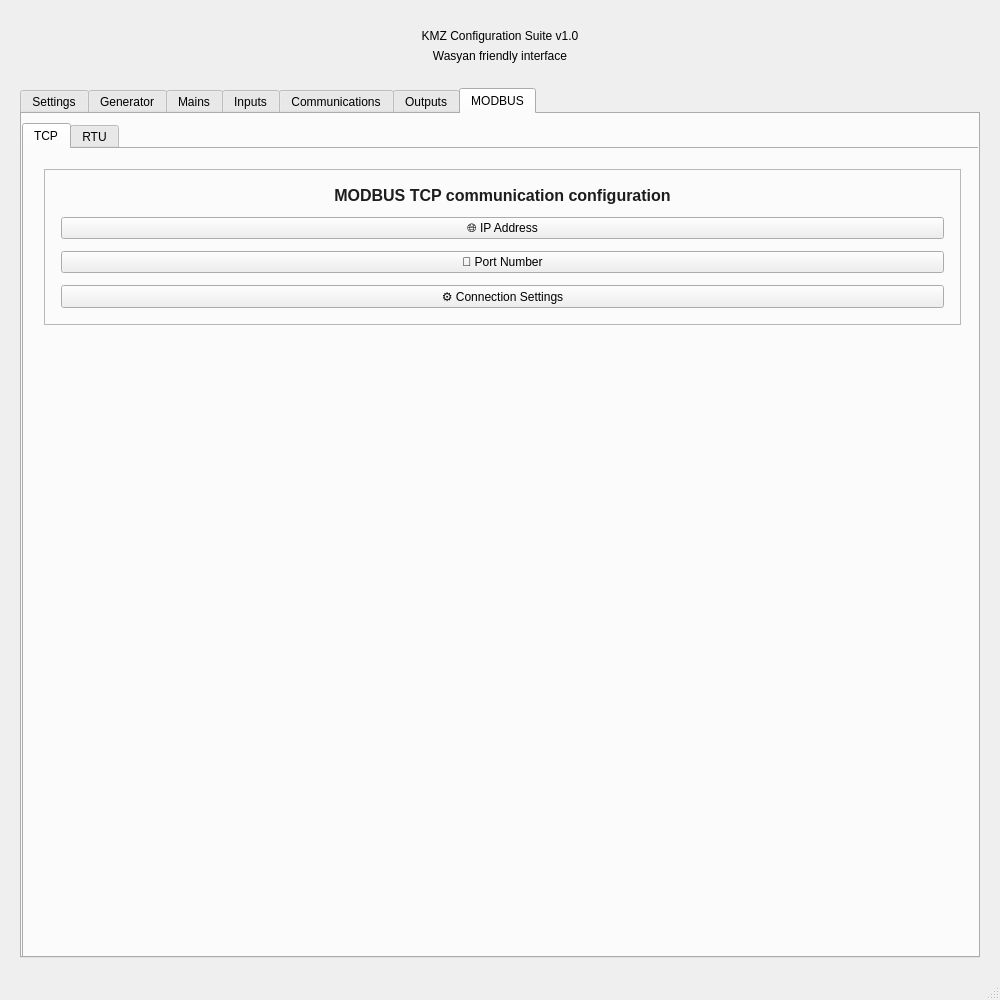
This is app2/mainwindow.ui in Millyvolt/qt_cursor_app_2 as Qt 5 draws it before an edit. The edited form follows.
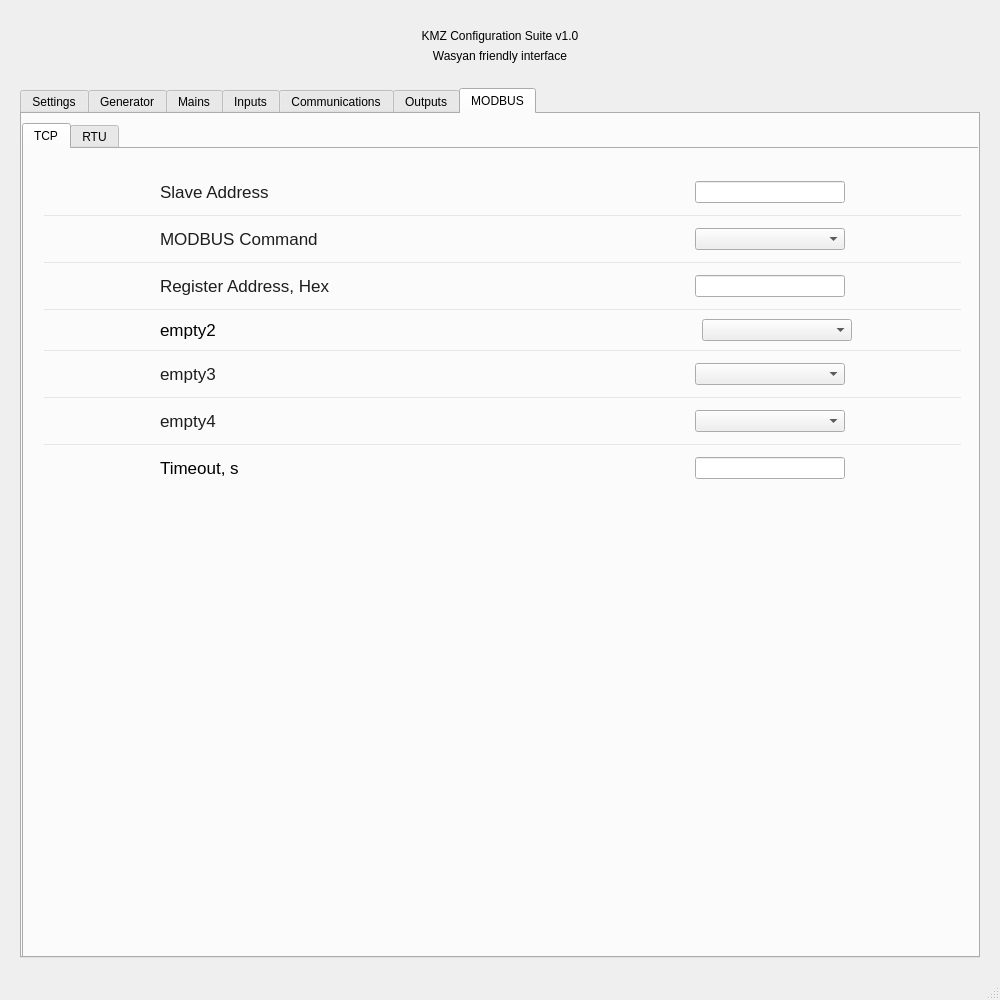
This is the edited form. The open tabs and pages were chosen to show the change.

Diff of the .ui file:
```diff
--- a/app2/mainwindow.ui
+++ b/app2/mainwindow.ui
@@ -3547,75 +3547,742 @@
           </property>
           <item>
            <widget class="QFrame" name="card_tcp">
-            <property name="styleSheet">
-             <string notr="true"/>
-            </property>
-            <property name="frameShape">
-             <enum>QFrame::StyledPanel</enum>
-            </property>
-            <property name="frameShadow">
-             <enum>QFrame::Raised</enum>
-            </property>
             <layout class="QVBoxLayout" name="card_tcpLayout">
              <property name="spacing">
-              <number>12</number>
+              <number>0</number>
              </property>
              <property name="leftMargin">
-              <number>16</number>
+              <number>0</number>
              </property>
              <property name="topMargin">
-              <number>16</number>
+              <number>0</number>
              </property>
              <property name="rightMargin">
-              <number>16</number>
+              <number>0</number>
              </property>
              <property name="bottomMargin">
-              <number>16</number>
+              <number>0</number>
              </property>
              <item>
-              <widget class="QLabel" name="description_tcp">
+              <widget class="QFrame" name="ios_row_tcp_input">
+               <layout class="QHBoxLayout" name="ios_row_tcp_input_layout">
+                <property name="leftMargin">
+                 <number>16</number>
+                </property>
+                <property name="topMargin">
+                 <number>12</number>
+                </property>
+                <property name="rightMargin">
+                 <number>16</number>
+                </property>
+                <property name="bottomMargin">
+                 <number>12</number>
+                </property>
+                <item>
+                 <spacer name="horizontalSpacer_tcp_2">
+                  <property name="orientation">
+                   <enum>Qt::Horizontal</enum>
+                  </property>
+                  <property name="sizeType">
+                   <enum>QSizePolicy::Fixed</enum>
+                  </property>
+                  <property name="sizeHint" stdset="0">
+                   <size>
+                    <width>100</width>
+                    <height>20</height>
+                   </size>
+                  </property>
+                 </spacer>
+                </item>
+                <item>
+                 <widget class="QLabel" name="label_tcp_input">
+                  <property name="styleSheet">
+                   <string>font-size: 17px; color: #1d1d1f;</string>
+                  </property>
+                  <property name="text">
+                   <string>Slave Address</string>
+                  </property>
+                 </widget>
+                </item>
+                <item>
+                 <spacer name="horizontalSpacer_tcp_input">
+                  <property name="orientation">
+                   <enum>Qt::Horizontal</enum>
+                  </property>
+                  <property name="sizeHint" stdset="0">
+                   <size>
+                    <width>40</width>
+                    <height>20</height>
+                   </size>
+                  </property>
+                 </spacer>
+                </item>
+                <item>
+                 <widget class="QLineEdit" name="lineEdit_tcp_SlaveAddress">
+                  <property name="sizePolicy">
+                   <sizepolicy hsizetype="Fixed" vsizetype="Fixed">
+                    <horstretch>0</horstretch>
+                    <verstretch>0</verstretch>
+                   </sizepolicy>
+                  </property>
+                  <property name="minimumSize">
+                   <size>
+                    <width>150</width>
+                    <height>0</height>
+                   </size>
+                  </property>
+                  <property name="text">
+                   <string/>
+                  </property>
+                  <property name="alignment">
+                   <set>Qt::AlignLeading|Qt::AlignLeft|Qt::AlignVCenter</set>
+                  </property>
+                 </widget>
+                </item>
+                <item>
+                 <spacer name="horizontalSpacer_tcp">
+                  <property name="orientation">
+                   <enum>Qt::Horizontal</enum>
+                  </property>
+                  <property name="sizeType">
+                   <enum>QSizePolicy::Fixed</enum>
+                  </property>
+                  <property name="sizeHint" stdset="0">
+                   <size>
+                    <width>100</width>
+                    <height>20</height>
+                   </size>
+                  </property>
+                 </spacer>
+                </item>
+               </layout>
+              </widget>
+             </item>
+             <item>
+              <widget class="QFrame" name="ios_separator_tcp_1">
                <property name="styleSheet">
-                <string notr="true">font-size: 16px; color: #1d1d1f; font-weight: 500;</string>
+                <string>background-color: #e5e5ea; border: none; max-height: 1px;</string>
                </property>
-               <property name="text">
-                <string>MODBUS TCP communication configuration</string>
+               <property name="frameShape">
+                <enum>QFrame::HLine</enum>
                </property>
-               <property name="alignment">
-                <set>Qt::AlignCenter</set>
+               <property name="frameShadow">
+                <enum>QFrame::Sunken</enum>
                </property>
-               <property name="wordWrap">
-                <bool>true</bool>
+              </widget>
+             </item>
+             <item>
+              <widget class="QFrame" name="ios_row_tcp_function">
+               <layout class="QHBoxLayout" name="ios_row_tcp_function_layout">
+                <property name="leftMargin">
+                 <number>16</number>
+                </property>
+                <property name="topMargin">
+                 <number>12</number>
+                </property>
+                <property name="rightMargin">
+                 <number>16</number>
+                </property>
+                <property name="bottomMargin">
+                 <number>12</number>
+                </property>
+                <item>
+                 <spacer name="horizontalSpacer_tcp_3">
+                  <property name="orientation">
+                   <enum>Qt::Horizontal</enum>
+                  </property>
+                  <property name="sizeType">
+                   <enum>QSizePolicy::Fixed</enum>
+                  </property>
+                  <property name="sizeHint" stdset="0">
+                   <size>
+                    <width>100</width>
+                    <height>20</height>
+                   </size>
+                  </property>
+                 </spacer>
+                </item>
+                <item>
+                 <widget class="QLabel" name="label_tcp_function">
+                  <property name="styleSheet">
+                   <string>font-size: 17px; color: #1d1d1f;</string>
+                  </property>
+                  <property name="text">
+                   <string>MODBUS Command</string>
+                  </property>
+                 </widget>
+                </item>
+                <item>
+                 <spacer name="horizontalSpacer_tcp_function">
+                  <property name="orientation">
+                   <enum>Qt::Horizontal</enum>
+                  </property>
+                  <property name="sizeHint" stdset="0">
+                   <size>
+                    <width>40</width>
+                    <height>20</height>
+                   </size>
+                  </property>
+                 </spacer>
+                </item>
+                <item>
+                 <widget class="QComboBox" name="cBox_MODBUSCommand">
+                  <property name="sizePolicy">
+                   <sizepolicy hsizetype="Fixed" vsizetype="Fixed">
+                    <horstretch>0</horstretch>
+                    <verstretch>0</verstretch>
+                   </sizepolicy>
+                  </property>
+                  <property name="minimumSize">
+                   <size>
+                    <width>150</width>
+                    <height>0</height>
+                   </size>
+                  </property>
+                 </widget>
+                </item>
+                <item>
+                 <spacer name="horizontalSpacer_tcp_4">
+                  <property name="orientation">
+                   <enum>Qt::Horizontal</enum>
+                  </property>
+                  <property name="sizeType">
+                   <enum>QSizePolicy::Fixed</enum>
+                  </property>
+                  <property name="sizeHint" stdset="0">
+                   <size>
+                    <width>100</width>
+                    <height>20</height>
+                   </size>
+                  </property>
+                 </spacer>
+                </item>
+               </layout>
+              </widget>
+             </item>
+             <item>
+              <widget class="QFrame" name="ios_separator_tcp_2">
+               <property name="styleSheet">
+                <string>background-color: #e5e5ea; border: none; max-height: 1px;</string>
                </property>
+               <property name="frameShape">
+                <enum>QFrame::HLine</enum>
+               </property>
+               <property name="frameShadow">
+                <enum>QFrame::Sunken</enum>
+               </property>
               </widget>
              </item>
              <item>
-              <widget class="QPushButton" name="pushButton_tcp_1">
+              <widget class="QFrame" name="ios_row_tcp_polarity">
+               <layout class="QHBoxLayout" name="ios_row_tcp_polarity_layout">
+                <property name="leftMargin">
+                 <number>16</number>
+                </property>
+                <property name="topMargin">
+                 <number>12</number>
+                </property>
+                <property name="rightMargin">
+                 <number>16</number>
+                </property>
+                <property name="bottomMargin">
+                 <number>12</number>
+                </property>
+                <item>
+                 <spacer name="horizontalSpacer_tcp_5">
+                  <property name="orientation">
+                   <enum>Qt::Horizontal</enum>
+                  </property>
+                  <property name="sizeType">
+                   <enum>QSizePolicy::Fixed</enum>
+                  </property>
+                  <property name="sizeHint" stdset="0">
+                   <size>
+                    <width>100</width>
+                    <height>20</height>
+                   </size>
+                  </property>
+                 </spacer>
+                </item>
+                <item>
+                 <widget class="QLabel" name="label_tcp_polarity">
+                  <property name="styleSheet">
+                   <string>font-size: 17px; color: #1d1d1f;</string>
+                  </property>
+                  <property name="text">
+                   <string>Register Address, Hex</string>
+                  </property>
+                 </widget>
+                </item>
+                <item>
+                 <spacer name="horizontalSpacer_tcp_polarity">
+                  <property name="orientation">
+                   <enum>Qt::Horizontal</enum>
+                  </property>
+                  <property name="sizeHint" stdset="0">
+                   <size>
+                    <width>40</width>
+                    <height>20</height>
+                   </size>
+                  </property>
+                 </spacer>
+                </item>
+                <item>
+                 <widget class="QLineEdit" name="lEdit_MB_Register_Address">
+                  <property name="sizePolicy">
+                   <sizepolicy hsizetype="Fixed" vsizetype="Fixed">
+                    <horstretch>0</horstretch>
+                    <verstretch>0</verstretch>
+                   </sizepolicy>
+                  </property>
+                  <property name="minimumSize">
+                   <size>
+                    <width>150</width>
+                    <height>0</height>
+                   </size>
+                  </property>
+                 </widget>
+                </item>
+                <item>
+                 <spacer name="horizontalSpacer_tcp_6">
+                  <property name="orientation">
+                   <enum>Qt::Horizontal</enum>
+                  </property>
+                  <property name="sizeType">
+                   <enum>QSizePolicy::Fixed</enum>
+                  </property>
+                  <property name="sizeHint" stdset="0">
+                   <size>
+                    <width>100</width>
+                    <height>20</height>
+                   </size>
+                  </property>
+                 </spacer>
+                </item>
+               </layout>
+              </widget>
+             </item>
+             <item>
+              <widget class="QFrame" name="ios_separator_tcp_3">
                <property name="styleSheet">
-                <string notr="true"/>
+                <string>background-color: #e5e5ea; border: none; max-height: 1px;</string>
                </property>
-               <property name="text">
-                <string>🌐 IP Address</string>
+               <property name="frameShape">
+                <enum>QFrame::HLine</enum>
                </property>
+               <property name="frameShadow">
+                <enum>QFrame::Sunken</enum>
+               </property>
               </widget>
              </item>
              <item>
-              <widget class="QPushButton" name="pushButton_tcp_2">
+              <widget class="QFrame" name="ios_row_tcp_action">
+               <layout class="QHBoxLayout" name="ios_row_tcp_action_layout">
+                <property name="leftMargin">
+                 <number>16</number>
+                </property>
+                <item>
+                 <spacer name="horizontalSpacer_tcp_7">
+                  <property name="orientation">
+                   <enum>Qt::Horizontal</enum>
+                  </property>
+                  <property name="sizeType">
+                   <enum>QSizePolicy::Fixed</enum>
+                  </property>
+                  <property name="sizeHint" stdset="0">
+                   <size>
+                    <width>100</width>
+                    <height>20</height>
+                   </size>
+                  </property>
+                 </spacer>
+                </item>
+                <item>
+                 <widget class="QLabel" name="label_tcp_action">
+                  <property name="styleSheet">
+                   <string>font-size: 17px; color: #1d1f;</string>
+                  </property>
+                  <property name="text">
+                   <string>empty2</string>
+                  </property>
+                 </widget>
+                </item>
+                <item>
+                 <spacer name="horizontalSpacer_tcp_action">
+                  <property name="orientation">
+                   <enum>Qt::Horizontal</enum>
+                  </property>
+                  <property name="sizeHint" stdset="0">
+                   <size>
+                    <width>40</width>
+                    <height>20</height>
+                   </size>
+                  </property>
+                 </spacer>
+                </item>
+                <item>
+                 <widget class="QComboBox" name="comboBox_tcp_Mode">
+                  <property name="sizePolicy">
+                   <sizepolicy hsizetype="Fixed" vsizetype="Fixed">
+                    <horstretch>0</horstretch>
+                    <verstretch>0</verstretch>
+                   </sizepolicy>
+                  </property>
+                  <property name="minimumSize">
+                   <size>
+                    <width>150</width>
+                    <height>0</height>
+                   </size>
+                  </property>
+                  <property name="styleSheet">
+                   <string notr="true"/>
+                  </property>
+                  <property name="currentText">
+                   <string/>
+                  </property>
+                 </widget>
+                </item>
+                <item>
+                 <spacer name="horizontalSpacer_tcp_11">
+                  <property name="orientation">
+                   <enum>Qt::Horizontal</enum>
+                  </property>
+                  <property name="sizeType">
+                   <enum>QSizePolicy::Fixed</enum>
+                  </property>
+                  <property name="sizeHint" stdset="0">
+                   <size>
+                    <width>100</width>
+                    <height>20</height>
+                   </size>
+                  </property>
+                 </spacer>
+                </item>
+               </layout>
+              </widget>
+             </item>
+             <item>
+              <widget class="QFrame" name="ios_separator_tcp_4">
                <property name="styleSheet">
-                <string notr="true"/>
+                <string>background-color: #e5e5ea; border: none; max-height: 1px;</string>
                </property>
-               <property name="text">
-                <string>🔌 Port Number</string>
+               <property name="frameShape">
+                <enum>QFrame::HLine</enum>
                </property>
+               <property name="frameShadow">
+                <enum>QFrame::Sunken</enum>
+               </property>
               </widget>
              </item>
              <item>
-              <widget class="QPushButton" name="pushButton_tcp_3">
+              <widget class="QFrame" name="ios_row_tcp_arming">
+               <layout class="QHBoxLayout" name="ios_row_tcp_arming_layout">
+                <property name="leftMargin">
+                 <number>16</number>
+                </property>
+                <property name="topMargin">
+                 <number>12</number>
+                </property>
+                <property name="rightMargin">
+                 <number>16</number>
+                </property>
+                <property name="bottomMargin">
+                 <number>12</number>
+                </property>
+                <item>
+                 <spacer name="horizontalSpacer_tcp_8">
+                  <property name="orientation">
+                   <enum>Qt::Horizontal</enum>
+                  </property>
+                  <property name="sizeType">
+                   <enum>QSizePolicy::Fixed</enum>
+                  </property>
+                  <property name="sizeHint" stdset="0">
+                   <size>
+                    <width>100</width>
+                    <height>20</height>
+                   </size>
+                  </property>
+                 </spacer>
+                </item>
+                <item>
+                 <widget class="QLabel" name="label_tcp_arming">
+                  <property name="styleSheet">
+                   <string>font-size: 17px; color: #1d1d1f;</string>
+                  </property>
+                  <property name="text">
+                   <string>empty3</string>
+                  </property>
+                 </widget>
+                </item>
+                <item>
+                 <spacer name="horizontalSpacer_tcp_arming">
+                  <property name="orientation">
+                   <enum>Qt::Horizontal</enum>
+                  </property>
+                  <property name="sizeHint" stdset="0">
+                   <size>
+                    <width>40</width>
+                    <height>20</height>
+                   </size>
+                  </property>
+                 </spacer>
+                </item>
+                <item>
+                 <widget class="QComboBox" name="comboBox_tcp_Status">
+                  <property name="sizePolicy">
+                   <sizepolicy hsizetype="Fixed" vsizetype="Fixed">
+                    <horstretch>0</horstretch>
+                    <verstretch>0</verstretch>
+                   </sizepolicy>
+                  </property>
+                  <property name="minimumSize">
+                   <size>
+                    <width>150</width>
+                    <height>0</height>
+                   </size>
+                  </property>
+                  <property name="styleSheet">
+                   <string notr="true"/>
+                  </property>
+                  <property name="currentText">
+                   <string/>
+                  </property>
+                 </widget>
+                </item>
+                <item>
+                 <spacer name="horizontalSpacer_tcp_12">
+                  <property name="orientation">
+                   <enum>Qt::Horizontal</enum>
+                  </property>
+                  <property name="sizeType">
+                   <enum>QSizePolicy::Fixed</enum>
+                  </property>
+                  <property name="sizeHint" stdset="0">
+                   <size>
+                    <width>100</width>
+                    <height>20</height>
+                   </size>
+                  </property>
+                 </spacer>
+                </item>
+               </layout>
+              </widget>
+             </item>
+             <item>
+              <widget class="QFrame" name="ios_separator_tcp_5">
                <property name="styleSheet">
-                <string notr="true"/>
+                <string>background-color: #e5e5ea; border: none; max-height: 1px;</string>
                </property>
-               <property name="text">
-                <string>⚙️ Connection Settings</string>
+               <property name="frameShape">
+                <enum>QFrame::HLine</enum>
                </property>
+               <property name="frameShadow">
+                <enum>QFrame::Sunken</enum>
+               </property>
+              </widget>
+             </item>
+             <item>
+              <widget class="QFrame" name="ios_row_tcp_lcd">
+               <layout class="QHBoxLayout" name="ios_row_tcp_lcd_layout">
+                <property name="leftMargin">
+                 <number>16</number>
+                </property>
+                <property name="topMargin">
+                 <number>12</number>
+                </property>
+                <property name="rightMargin">
+                 <number>16</number>
+                </property>
+                <property name="bottomMargin">
+                 <number>12</number>
+                </property>
+                <item>
+                 <spacer name="horizontalSpacer_tcp_9">
+                  <property name="orientation">
+                   <enum>Qt::Horizontal</enum>
+                  </property>
+                  <property name="sizeType">
+                   <enum>QSizePolicy::Fixed</enum>
+                  </property>
+                  <property name="sizeHint" stdset="0">
+                   <size>
+                    <width>100</width>
+                    <height>20</height>
+                   </size>
+                  </property>
+                 </spacer>
+                </item>
+                <item>
+                 <widget class="QLabel" name="label_tcp_lcd">
+                  <property name="styleSheet">
+                   <string>font-size: 17px; color: #1d1d1f;</string>
+                  </property>
+                  <property name="text">
+                   <string>empty4</string>
+                  </property>
+                 </widget>
+                </item>
+                <item>
+                 <spacer name="horizontalSpacer_tcp_lcd">
+                  <property name="orientation">
+                   <enum>Qt::Horizontal</enum>
+                  </property>
+                  <property name="sizeHint" stdset="0">
+                   <size>
+                    <width>40</width>
+                    <height>20</height>
+                   </size>
+                  </property>
+                 </spacer>
+                </item>
+                <item>
+                 <widget class="QComboBox" name="comboBox_tcp_Timeout">
+                  <property name="sizePolicy">
+                   <sizepolicy hsizetype="Fixed" vsizetype="Fixed">
+                    <horstretch>0</horstretch>
+                    <verstretch>0</verstretch>
+                   </sizepolicy>
+                  </property>
+                  <property name="minimumSize">
+                   <size>
+                    <width>150</width>
+                    <height>0</height>
+                   </size>
+                  </property>
+                  <property name="styleSheet">
+                   <string notr="true"/>
+                  </property>
+                  <property name="currentText">
+                   <string/>
+                  </property>
+                 </widget>
+                </item>
+                <item>
+                 <spacer name="horizontalSpacer_tcp_13">
+                  <property name="orientation">
+                   <enum>Qt::Horizontal</enum>
+                  </property>
+                  <property name="sizeType">
+                   <enum>QSizePolicy::Fixed</enum>
+                  </property>
+                  <property name="sizeHint" stdset="0">
+                   <size>
+                    <width>100</width>
+                    <height>20</height>
+                   </size>
+                  </property>
+                 </spacer>
+                </item>
+               </layout>
+              </widget>
+             </item>
+             <item>
+              <widget class="QFrame" name="ios_separator_tcp_6">
+               <property name="styleSheet">
+                <string>background-color: #e5e5ea; border: none; max-height: 1px;</string>
+               </property>
+               <property name="frameShape">
+                <enum>QFrame::HLine</enum>
+               </property>
+               <property name="frameShadow">
+                <enum>QFrame::Sunken</enum>
+               </property>
+              </widget>
+             </item>
+             <item>
+              <widget class="QFrame" name="ios_row_tcp_activation">
+               <layout class="QHBoxLayout" name="ios_row_tcp_activation_layout">
+                <property name="leftMargin">
+                 <number>16</number>
+                </property>
+                <property name="topMargin">
+                 <number>12</number>
+                </property>
+                <property name="rightMargin">
+                 <number>16</number>
+                </property>
+                <property name="bottomMargin">
+                 <number>12</number>
+                </property>
+                <item>
+                 <spacer name="horizontalSpacer_tcp_10">
+                  <property name="orientation">
+                   <enum>Qt::Horizontal</enum>
+                  </property>
+                  <property name="sizeType">
+                   <enum>QSizePolicy::Fixed</enum>
+                  </property>
+                  <property name="sizeHint" stdset="0">
+                   <size>
+                    <width>100</width>
+                    <height>20</height>
+                   </size>
+                  </property>
+                 </spacer>
+                </item>
+                <item>
+                 <widget class="QLabel" name="label_tcp_activation">
+                  <property name="styleSheet">
+                   <string>font-size: 17px; color: #1d1f;</string>
+                  </property>
+                  <property name="text">
+                   <string>Timeout, s</string>
+                  </property>
+                 </widget>
+                </item>
+                <item>
+                 <spacer name="horizontalSpacer_tcp_activation">
+                  <property name="orientation">
+                   <enum>Qt::Horizontal</enum>
+                  </property>
+                  <property name="sizeHint" stdset="0">
+                   <size>
+                    <width>40</width>
+                    <height>20</height>
+                   </size>
+                  </property>
+                 </spacer>
+                </item>
+                <item>
+                 <widget class="QLineEdit" name="lineEdit_tcp_Timeout">
+                  <property name="sizePolicy">
+                   <sizepolicy hsizetype="Fixed" vsizetype="Fixed">
+                    <horstretch>0</horstretch>
+                    <verstretch>0</verstretch>
+                   </sizepolicy>
+                  </property>
+                  <property name="minimumSize">
+                   <size>
+                    <width>150</width>
+                    <height>0</height>
+                   </size>
+                  </property>
+                  <property name="text">
+                   <string/>
+                  </property>
+                  <property name="alignment">
+                   <set>Qt::AlignCenter</set>
+                  </property>
+                 </widget>
+                </item>
+                <item>
+                 <spacer name="horizontalSpacer_tcp_14">
+                  <property name="orientation">
+                   <enum>Qt::Horizontal</enum>
+                  </property>
+                  <property name="sizeType">
+                   <enum>QSizePolicy::Fixed</enum>
+                  </property>
+                  <property name="sizeHint" stdset="0">
+                   <size>
+                    <width>100</width>
+                    <height>20</height>
+                   </size>
+                  </property>
+                 </spacer>
+                </item>
+               </layout>
               </widget>
              </item>
             </layout>
```
Left out of the diff: 4 changed lines with no effect on the pictures.
